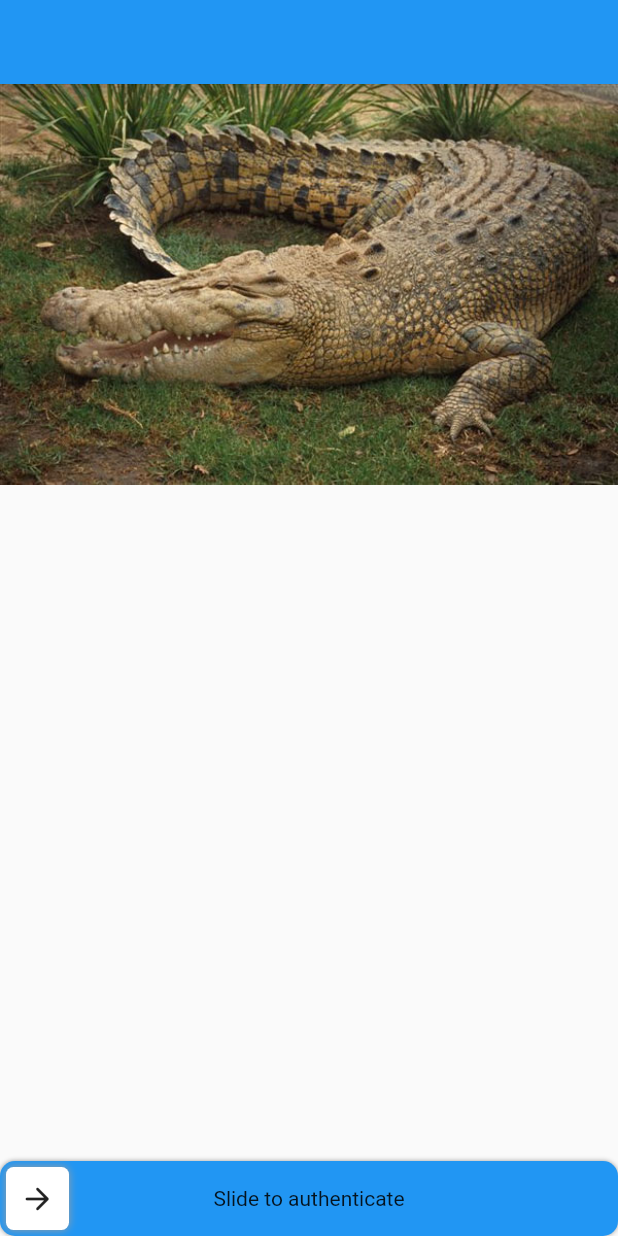
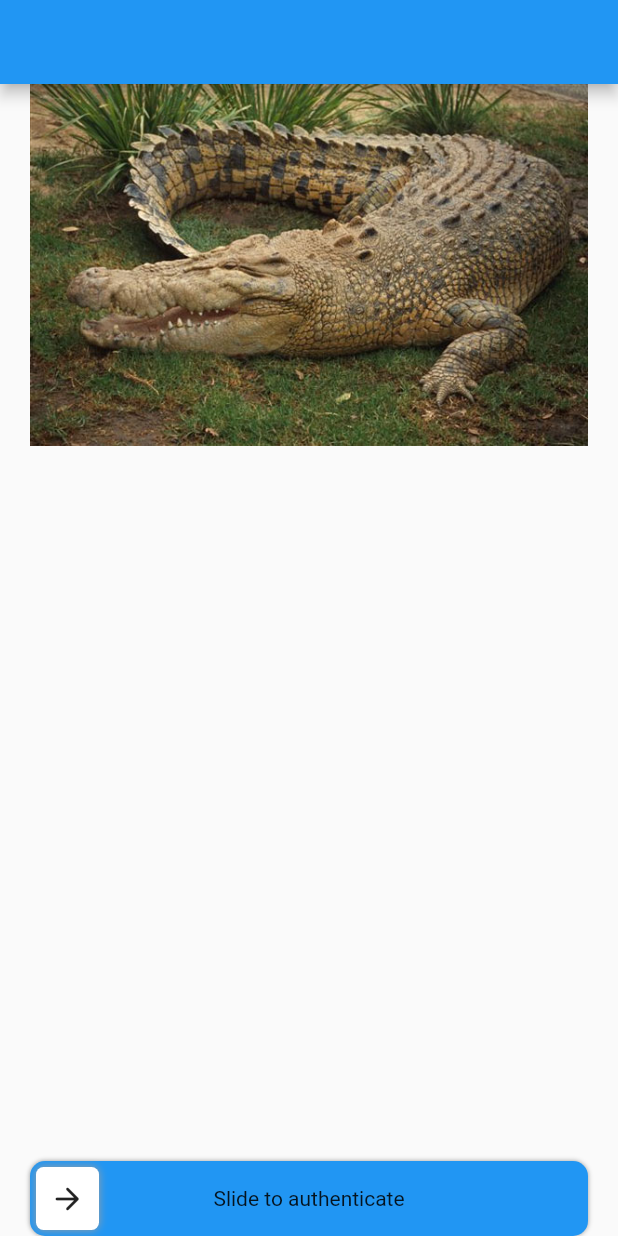
Before and after one commit to BrianTV98/slider_captcha, a Flutter app: the screen it shows after launch, on a phone screen of 412 x 824 dp. Run offline on Flutter 3.47's test engine with Material 2 defaults, Android fonts, the phone set to English and light mode, and no system bars.

```diff
--- a/example/lib/main.dart
+++ b/example/lib/main.dart
@@ -37,6 +37,8 @@ class _MyHomePageState extends State<MyHomePage> {
     return Scaffold(
       appBar: AppBar(),
       body: SafeArea(
+        child: Padding(
+          padding: const EdgeInsets.symmetric(horizontal: 20),
           child: SliderCaptcha(
             controller: controller,
             image: Image.asset(
@@ -46,6 +48,7 @@ class _MyHomePageState extends State<MyHomePage> {
             colorBar: Colors.blue,
             colorCaptChar: Colors.blue,
             onConfirm: (value) {
+              debugPrint(value.toString());
               Future.delayed(const Duration(seconds: 1)).then(
                 (value) {
                   controller.create();
@@ -54,6 +57,7 @@ class _MyHomePageState extends State<MyHomePage> {
             },
           ),
         ),
+      ),
     );
   }
 }
--- a/lib/logic/slider_controller.dart
+++ /dev/null
@@ -1,24 +0,0 @@
-import 'dart:async';
-
-/// controller position
-
-class SliderController{
-  final StreamController<Point> _controller = StreamController<Point>.broadcast();
-
-  Stream<Point> get stream => _controller.stream;
-
-  Sink<Point> get sink => _controller.sink;
-
-  SliderController(){
-    sink.add(Point(0, 0));
-  }
-
-}
-
-class Point{
-  final double x;
-  final double y;
-
-  Point(this.x, this.y);
-
-}
```
Also changed, not shown: lib/logic/slider_captcha_cubit.dart (deleted, +0 -96 lines), lib/logic/slider_captcha_state.dart (deleted, +0 -32 lines), lib/src/ui/slider_captcha.dart (+6 -4 lines), example/pubspec.lock. Lines whose indentation alone changed are shown as unchanged.
